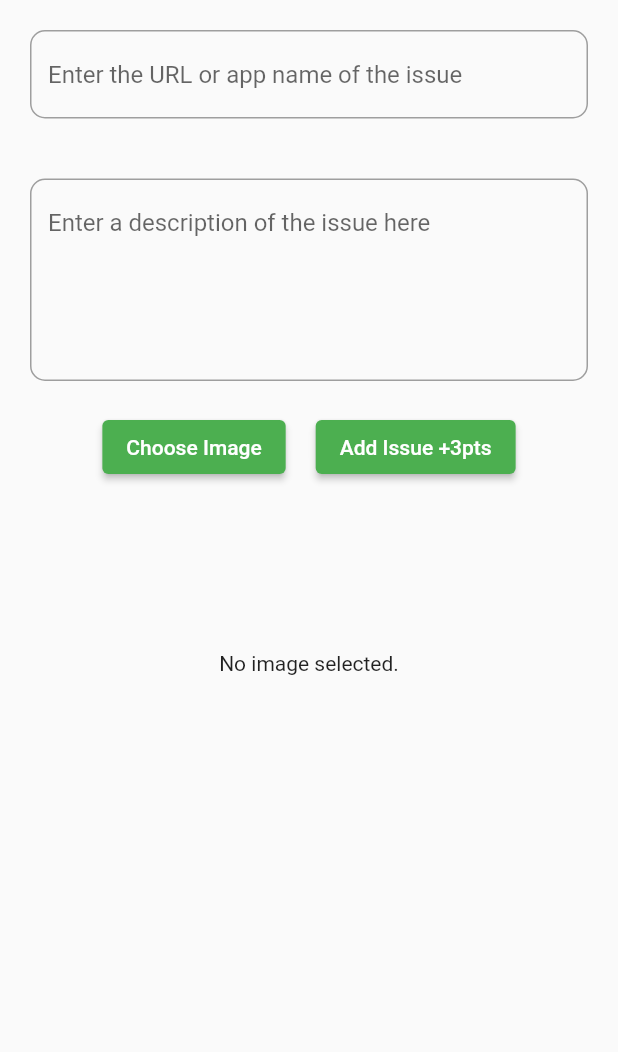
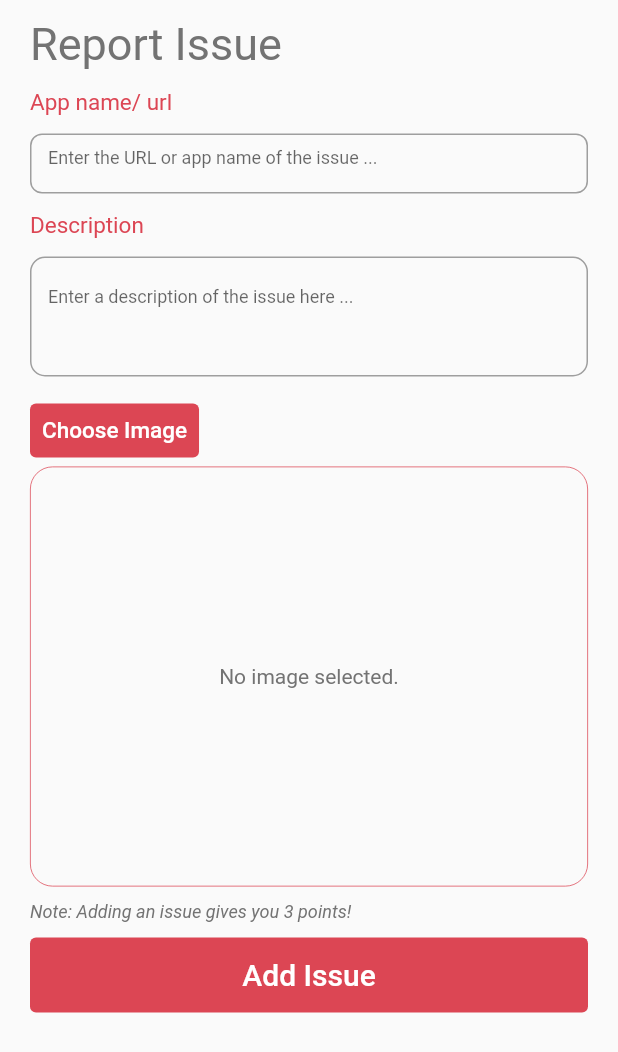
Before and after one commit to OWASP-BLT/BLT-Flutter, a Flutter app: the ReportBug widget shown alone on an empty page, opened directly, on a phone screen of 412 x 824 dp. Shown: the top 1052 px of the screen. Run offline on Flutter 3.47's test engine with Material 2 defaults, Android fonts, the phone set to English and light mode, and no system bars; our stand-ins replace flutter_markdown, google_fonts, image_picker, shared_preferences; missing offline and left inert: receive_sharing_intent; accounts and stored records are empty; network calls fail; Roboto replaces fonts that are missing (Ubuntu); statements that could not run were skipped.

Commit message:
fix issue #46 #47 #56

```diff
--- a/lib/pages/components/appbar.dart
+++ b/lib/pages/components/appbar.dart
@@ -3,7 +3,6 @@ import 'package:flutter/material.dart';
 
 AppBar buildAppBar({required BuildContext context}) {
   return AppBar(
-    centerTitle: true,
     title: Image.asset(
       'assets/bugheist_logo.png',
       fit: BoxFit.cover,
@@ -13,7 +12,6 @@ AppBar buildAppBar({required BuildContext context}) {
       IconButton(
         icon: Icon(
           Icons.search,
-          color: Colors.black,
         ),
         onPressed: () {
           // do something
@@ -22,7 +20,6 @@ AppBar buildAppBar({required BuildContext context}) {
       IconButton(
         icon: Icon(
           Icons.account_circle,
-          color: Colors.black,
         ),
         onPressed: () {
           RouteManager.navigateToProfile(context);
@@ -30,5 +27,8 @@ AppBar buildAppBar({required BuildContext context}) {
         },
       )
     ],
+    elevation: 0,
+    backgroundColor: Colors.transparent,
+    iconTheme: IconThemeData(color: Color(0xFFDC4654)),
   );
 }
--- a/lib/pages/leaderboard.dart
+++ b/lib/pages/leaderboard.dart
@@ -35,7 +35,7 @@ class _LeaderBoardState extends State<LeaderBoard> {
           radius: 20,
           child: Icon(
             Icons.account_circle_outlined,
-            color: Colors.green,
+            color: Color(0xFFDC4654),
             size: 40,
           ),
         );
@@ -78,7 +78,7 @@ class _LeaderBoardState extends State<LeaderBoard> {
                         padding: const EdgeInsets.all(8.0),
                         child: Icon(
                           Icons.public,
-                          color: Colors.green,
+                          color: Color(0xFFDC4654),
                         ),
                       ),
                       Text(
@@ -86,7 +86,7 @@ class _LeaderBoardState extends State<LeaderBoard> {
                         style: TextStyle(
                           fontWeight: FontWeight.bold,
                           fontSize: 25,
-                          color: Colors.green,
+                          color: Color(0xFFDC4654),
                         ),
                       ),
                     ],
--- a/lib/pages/login_signup.dart
+++ b/lib/pages/login_signup.dart
@@ -91,7 +91,7 @@ class LoginSignUpState extends State<LoginSignUp> {
         onGenerateRoute: RouteManager.generateRoute,
         title: 'BugHeist',
         theme: ThemeData(
-          primarySwatch: Colors.green,
+          primarySwatch: Colors.red,
           primaryColor: Colors.white,
           visualDensity: VisualDensity.adaptivePlatformDensity,
           primaryTextTheme: TextTheme(
--- a/lib/pages/report_bug.dart
+++ b/lib/pages/report_bug.dart
@@ -2,6 +2,7 @@ import 'dart:io';
 
 //import 'package:../state_container.dart';
 import 'package:flutter/material.dart';
+import 'package:google_fonts/google_fonts.dart';
 import 'package:image_picker/image_picker.dart';
 
 //import '../services/api.dart';
@@ -69,15 +70,99 @@ class _ReportBugState extends State<ReportBug> {
 
   @override
   Widget build(BuildContext context) {
+    final Size size = MediaQuery.of(context).size;
     return SingleChildScrollView(
+      padding: EdgeInsets.symmetric(horizontal: 20),
       child: Column(
+        crossAxisAlignment: CrossAxisAlignment.start,
         children: <Widget>[
-          Padding(
-            padding: const EdgeInsets.all(20.0),
+          Container(
+            padding: EdgeInsets.fromLTRB(0, 12, 0, 0),
+            alignment: Alignment.centerLeft,
+            child: Text(
+              "Report Issue",
+              style: GoogleFonts.ubuntu(
+                textStyle: TextStyle(color: Color(0xFF737373), fontSize: 30),
+              ),
+            ),
+          ),
+          Container(
+            padding: EdgeInsets.fromLTRB(0, 12, 0, 0),
+            child: Column(
+              crossAxisAlignment: CrossAxisAlignment.start,
+              children: [
+                Text(
+                  "App name/ url",
+                  style: GoogleFonts.ubuntu(
+                    textStyle: TextStyle(
+                      color: Color(0xFFDC4654),
+                      fontSize: 15,
+                    ),
+                  ),
+                ),
+                SizedBox(
+                  height: 12,
+                ),
+                SizedBox(
+                  height: 40,
                   child: TextField(
                     controller: _messageTitleTextController,
                     decoration: InputDecoration(
-                hintText: "Enter the URL or app name of the issue",
+                      hintText: "Enter the URL or app name of the issue ...",
+                      enabledBorder: OutlineInputBorder(
+                        borderRadius: BorderRadius.all(
+                          Radius.circular(8.0),
+                        ),
+                        borderSide: BorderSide(color: Colors.grey),
+                      ),
+                      focusedBorder: OutlineInputBorder(
+                        borderRadius: BorderRadius.all(
+                          Radius.circular(8.0),
+                        ),
+                        borderSide: BorderSide(color: Colors.grey),
+                      ),
+                    ),
+                    cursorColor: Color(0xFFDC4654),
+                    style: GoogleFonts.aBeeZee(
+                      textStyle: TextStyle(
+                        color: Colors.white,
+                        fontSize: 12,
+                      ),
+                    ),
+                    onChanged: (String value) {
+                      setState(() {
+                        _messageValue = value;
+                      });
+                    },
+                  ),
+                ),
+              ],
+            ),
+          ),
+          Container(
+            padding: EdgeInsets.fromLTRB(0, 12, 0, 12),
+            child: Column(
+              crossAxisAlignment: CrossAxisAlignment.start,
+              children: [
+                Text(
+                  "Description",
+                  style: GoogleFonts.ubuntu(
+                    textStyle: TextStyle(
+                      color: Color(0xFFDC4654),
+                      fontSize: 15,
+                    ),
+                  ),
+                ),
+                SizedBox(
+                  height: 12,
+                ),
+                SizedBox(
+                  height: 80,
+                  child: TextField(
+                    controller: _messageTextController,
+                    maxLines: 5,
+                    decoration: InputDecoration(
+                      hintText: "Enter a description of the issue here ...",
                       enabledBorder: OutlineInputBorder(
                         borderRadius: BorderRadius.all(Radius.circular(10.0)),
                         borderSide: BorderSide(color: Colors.grey),
@@ -87,27 +172,10 @@ class _ReportBugState extends State<ReportBug> {
                         borderSide: BorderSide(color: Colors.grey),
                       ),
                     ),
-              onChanged: (String value) {
-                setState(() {
-                  _messageValue = value;
-                });
-              },
-            ),
-          ),
-          Padding(
-            padding: const EdgeInsets.all(20.0),
-            child: TextField(
-              controller: _messageTextController,
-              maxLines: 5,
-              decoration: InputDecoration(
-                hintText: "Enter a description of the issue here",
-                enabledBorder: OutlineInputBorder(
-                  borderRadius: BorderRadius.all(Radius.circular(10.0)),
-                  borderSide: BorderSide(color: Colors.grey),
-                ),
-                focusedBorder: OutlineInputBorder(
-                  borderRadius: BorderRadius.all(Radius.circular(10.0)),
-                  borderSide: BorderSide(color: Colors.grey),
+                    style: GoogleFonts.aBeeZee(
+                      textStyle: TextStyle(
+                        color: Colors.white,
+                        fontSize: 12,
                       ),
                     ),
                     onChanged: (String value) {
@@ -115,45 +183,103 @@ class _ReportBugState extends State<ReportBug> {
                         _messageValue = value;
                       });
                     },
+                    cursorColor: Color(0xFFDC4654),
                   ),
                 ),
-          Row(
-            mainAxisAlignment: MainAxisAlignment.center,
-            children: [
+              ],
+            ),
+          ),
           SizedBox(
-                child: ElevatedButton(
-                  child: Text("Choose Image"),
+            child: TextButton(
+              child: Text(
+                "Choose Image",
+                style: GoogleFonts.ubuntu(
+                  textStyle: TextStyle(
+                    color: Colors.white,
+                    fontSize: 15,
+                  ),
+                ),
+              ),
               onPressed: () {
                 _pickImageFromGallery();
                 setState(() {
                   _messageTextController.text = _messageValue;
                 });
               },
+              style: ButtonStyle(
+                backgroundColor: MaterialStateProperty.all(
+                  Color(0xFFDC4654),
                 ),
               ),
-              SizedBox(
-                width: 20.0,
             ),
-              SizedBox(
-                child: ElevatedButton(
-                  child: Text("Add Issue +3pts"),
+          ),
+          Container(
+            height: 280,
+            width: size.width,
+            child: _image.path == ""
+                ? Center(
+                    child: Text(
+                      'No image selected.',
+                      style: GoogleFonts.aBeeZee(
+                        textStyle: TextStyle(
+                          color: Color(0xFF737373),
+                        ),
+                      ),
+                    ),
+                  )
+                : Image.file(
+                    _image,
+                    fit: BoxFit.cover,
+                  ),
+            decoration: BoxDecoration(
+              border: _image.path == ""
+                  ? Border.all(
+                      color: Color(0xFFDC4654),
+                      width: 0.5,
+                    )
+                  : null,
+              borderRadius:
+                  _image.path == "" ? BorderRadius.circular(15) : null,
+            ),
+          ),
+          Padding(
+            padding: EdgeInsets.fromLTRB(0, 10, 0, 10),
+            child: Text(
+              "Note: Adding an issue gives you 3 points!",
+              style: GoogleFonts.aBeeZee(
+                textStyle: TextStyle(
+                  color: Color(0xFF737373),
+                  fontSize: 12,
+                  fontStyle: FontStyle.italic,
+                ),
+              ),
+            ),
+          ),
+          Container(
+            width: size.width,
+            height: 50,
+            child: TextButton(
+              child: Text(
+                "Add Issue",
+                style: GoogleFonts.ubuntu(
+                  textStyle: TextStyle(
+                    color: Colors.white,
+                    fontSize: 20,
+                  ),
+                ),
+              ),
+              style: ButtonStyle(
+                backgroundColor: MaterialStateProperty.all(
+                  Color(0xFFDC4654),
+                ),
+              ),
               onPressed: () {
                 uploadBtnPress();
               },
             ),
           ),
-            ],
-          ),
           SizedBox(
             height: 20.0,
-          ),
-          SizedBox(
-            height: 200,
-            child: Center(
-              child: _image.path == ""
-                  ? Text('No image selected.')
-                  : Image.file(_image),
-            ),
           ),
         ],
       ),
--- a/pubspec.yaml
+++ b/pubspec.yaml
@@ -9,6 +9,8 @@ environment:
 dependencies:
   flutter:
     sdk: flutter
+  flutter_markdown: ^0.6.10
+  google_fonts: ^3.0.1
   http: ^0.13.1
   image_picker: ^0.7.4
   provider: ^5.0.0
```
Also changed, not shown: lib/pages/home.dart (+6 -12 lines), lib/pages/legal.dart (added, +127 -0 lines), lib/routes/routing.dart (+21 -0 lines), pubspec.lock, 5 other files. Lines whose indentation alone changed are shown as unchanged.
